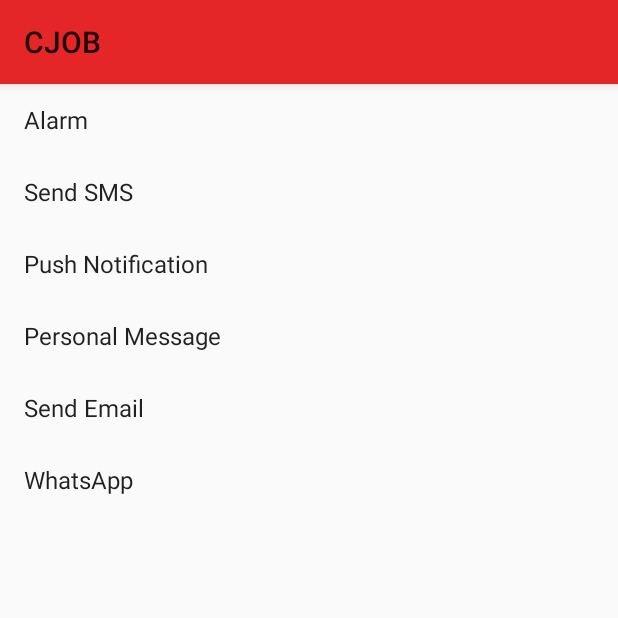
After one commit to owentdoyler/CJOB, an Android app: the EventTypeActivity screen opened directly, with no data from a screen before it, on a phone screen of 412 x 824 dp, the top half of it. The commit adds this screen. Run offline under Robolectric (Android 15) with nearby library versions, the phone set to English and light mode, and no system bars.

Commit message:
Added list of event types when add button is pressed

```diff
--- a/app/build.gradle
+++ b/app/build.gradle
@@ -20,8 +20,9 @@ android {
 }
 
 dependencies {
-    compile fileTree(include: ['*.jar'], dir: 'libs')
+    compile fileTree(dir: 'libs', include: ['*.jar'])
     compile 'com.android.support:appcompat-v7:22.2.0'
     compile 'com.google.android.gms:play-services:8.1.0'
     compile 'com.google.android.gms:play-services-maps:8.1.0'
+    compile 'com.android.support:recyclerview-v7:23.0.1'
 }
--- a/app/src/main/AndroidManifest.xml
+++ b/app/src/main/AndroidManifest.xml
@@ -24,6 +24,7 @@
                 <category android:name="android.intent.category.LAUNCHER" />
             </intent-filter>
         </activity>
+        <activity android:name=".EventTypeActivity"></activity>
         <service android:name=".BackgroundLocationService"/>
     </application>
 
--- /dev/null
+++ b/app/src/main/java/cjob/android/owendoyle/com/cjob/EventTypeActivity.java
@@ -0,0 +1,28 @@
+package cjob.android.owendoyle.com.cjob;
+
+import android.content.Context;
+import android.content.Intent;
+import android.support.v4.app.Fragment;
+
+/**
+ * Created by Owner on 28/10/2015.
+ */
+public class EventTypeActivity extends SingleFragmentActivity {
+
+    public static Intent newIntent(Context packageContext,double latitude, double longitude, String address ) {
+        Intent intent = new Intent(packageContext, EventTypeActivity.class);
+        intent.putExtra(MapFragment.EXTRA_LATITUDE, latitude);
+        intent.putExtra(MapFragment.EXTRA_LONGITUDE, longitude);
+        intent.putExtra(MapFragment.EXTRA_ADDRESS, address);
+        return intent;
+    }
+
+    @Override
+    protected Fragment createFragment() {
+        double defaultValue = 0.0;
+        double latitude = (double) getIntent().getDoubleExtra(MapFragment.EXTRA_LATITUDE,defaultValue);
+        double longitude = (double) getIntent().getDoubleExtra(MapFragment.EXTRA_LONGITUDE,defaultValue);
+        String address = (String) getIntent().getStringExtra(MapFragment.EXTRA_ADDRESS);
+        return EventTypeFragment.newInstance(latitude,longitude,address);
+    }
+}
--- /dev/null
+++ b/app/src/main/java/cjob/android/owendoyle/com/cjob/EventTypeFragment.java
@@ -0,0 +1,106 @@
+package cjob.android.owendoyle.com.cjob;
+
+import android.os.Bundle;
+import android.support.v4.app.Fragment;
+import android.support.v7.widget.LinearLayoutManager;
+import android.support.v7.widget.RecyclerView;
+import android.view.LayoutInflater;
+import android.view.View;
+import android.view.ViewGroup;
+import android.widget.TextView;
+
+import java.util.ArrayList;
+import java.util.List;
+
+/**
+ * Created by Owner on 28/10/2015.
+ */
+public class EventTypeFragment extends Fragment {
+
+    private static final String ARG_LATITUDE = "latitude";
+    private static final String ARG_LONGITUDE = "longitude";
+    private static final String ARG_ADDRESS = "address";
+
+    private RecyclerView mTypeRecyclerView;
+    private EventTypeAdapter mAdapter;
+    private double latitude;
+    private double longitude;
+    private String address;
+
+    @Override
+    public void onCreate(Bundle savedInsatnceState) {
+        super.onCreate(savedInsatnceState);
+        latitude = (double) getArguments().getDouble(ARG_LATITUDE);
+        longitude = (double) getArguments().getDouble(ARG_LONGITUDE);
+        address = (String) getArguments().getString(ARG_ADDRESS);
+    }
+
+    @Override
+    public View onCreateView(LayoutInflater inflater, ViewGroup container, Bundle savedInstanceState) {
+        View v = inflater.inflate(R.layout.fragment_event_type,container,false);
+
+        mTypeRecyclerView = (RecyclerView) v.findViewById(R.id.event_type_recycle_view);
+        mTypeRecyclerView.setLayoutManager(new LinearLayoutManager(getActivity()));
+        updateUI();
+        return v;
+    }
+
+    private void updateUI(){
+        List<String> types = new ArrayList<String>();
+        types.add("Alarm");
+        types.add("Send SMS");
+        types.add("Push Notification");
+        types.add("Personal Message");
+        types.add("Send Email");
+        types.add("WhatsApp");
+
+        mAdapter = new EventTypeAdapter(types);
+        mTypeRecyclerView.setAdapter(mAdapter);
+    }
+
+    public static EventTypeFragment newInstance(double latitude, double longitude, String address) {
+        Bundle args = new Bundle();
+        args.putDouble(ARG_LATITUDE, latitude);
+        args.putDouble(ARG_LONGITUDE, longitude);
+        args.putString(ARG_ADDRESS,address);
+
+        EventTypeFragment fragment = new EventTypeFragment();
+        fragment.setArguments(args);
+        return fragment;
+    }
+
+    private class EventTypeHolder extends RecyclerView.ViewHolder{
+        public TextView mEventType;
+
+        public EventTypeHolder(View itemView){
+            super(itemView);
+            mEventType = (TextView) itemView;
+        }
+    }
+
+    private class EventTypeAdapter extends RecyclerView.Adapter<EventTypeHolder>{
+        private List<String> mEventTypes;
+
+        public EventTypeAdapter(List<String> types){
+            mEventTypes = types;
+        }
+
+        @Override
+        public EventTypeHolder onCreateViewHolder(ViewGroup parent, int viewType){
+            LayoutInflater layoutInflater = LayoutInflater.from(getActivity());
+            View view = layoutInflater.inflate(android.R.layout.simple_list_item_1,parent,false);
+            return new EventTypeHolder(view);
+        }
+
+        @Override
+        public void onBindViewHolder(EventTypeHolder holder, int position){
+            String type = mEventTypes.get(position);
+            holder.mEventType.setText(type);
+        }
+
+        @Override
+        public int getItemCount(){
+            return mEventTypes.size();
+        }
+    }
+}
--- a/app/src/main/java/cjob/android/owendoyle/com/cjob/MapFragment.java
+++ b/app/src/main/java/cjob/android/owendoyle/com/cjob/MapFragment.java
@@ -1,5 +1,6 @@
 package cjob.android.owendoyle.com.cjob;
 
+import android.content.Intent;
 import android.database.sqlite.SQLiteDatabase;
 import android.location.Location;
 import android.os.Bundle;
@@ -30,6 +31,7 @@ public class MapFragment extends SupportMapFragment {
 
     public static final String EXTRA_LATITUDE = "com.latitude"; //TODO change this string
     public static final String EXTRA_LONGITUDE = "com.longitude"; //TODO change this string
+    public static final String EXTRA_ADDRESS = "com.address";
 
     private HashMap<Marker, Boolean> mMarkerEvents = new HashMap<>();
     private GoogleApiClient mClient;
@@ -69,6 +71,10 @@ public class MapFragment extends SupportMapFragment {
                 mMarkerEvents.remove(mSelectedMarker);
                 mSelectedMarker = null;
                 getActivity().invalidateOptionsMenu();
+                return true;
+            case R.id.action_add_event:
+                Intent intent = EventTypeActivity.newIntent(getActivity(), mSelectedMarker.getPosition().latitude, mSelectedMarker.getPosition().longitude,"address");
+                startActivity(intent);
                 return true;
             default:
                 return super.onOptionsItemSelected(item);
--- /dev/null
+++ b/app/src/main/res/layout/fragment_event_type.xml
@@ -0,0 +1,5 @@
+<android.support.v7.widget.RecyclerView
+    xmlns:android="http://schemas.android.com/apk/res/android"
+    android:id="@+id/event_type_recycle_view"
+    android:layout_width="match_parent"
+    android:layout_height="match_parent"/>
```
Also changed, not shown: app/src/main/res/drawable-hdpi/ic_text_icon.png (added), app/src/main/res/drawable-mdpi/ic_text_icon.png (added), app/src/main/res/drawable-xhdpi/ic_text_icon.png (added), app/src/main/res/drawable-xxhdpi/ic_text_icon.png (added), app/src/main/res/drawable-xxxhdpi/ic_text_icon.png (added), 1 other file.
